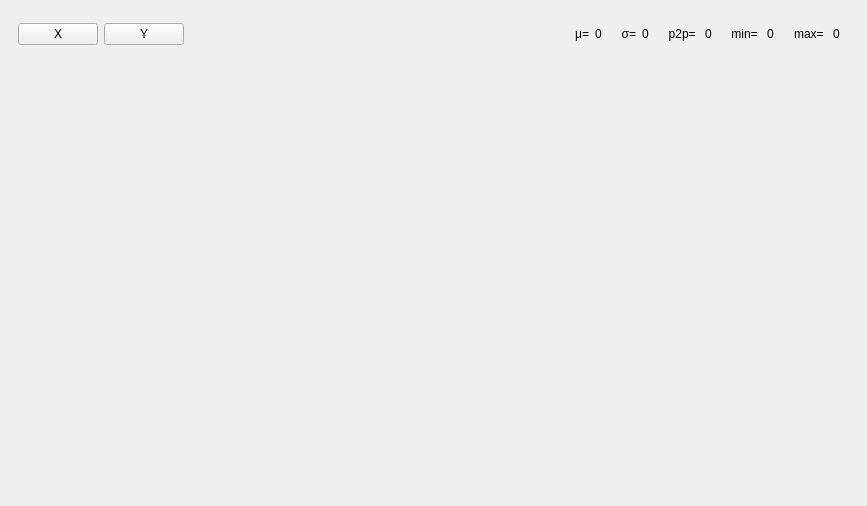
Old version of the form joulescope_ui/plot_widget.ui in the repository jetperch/pyjoulescope_ui.
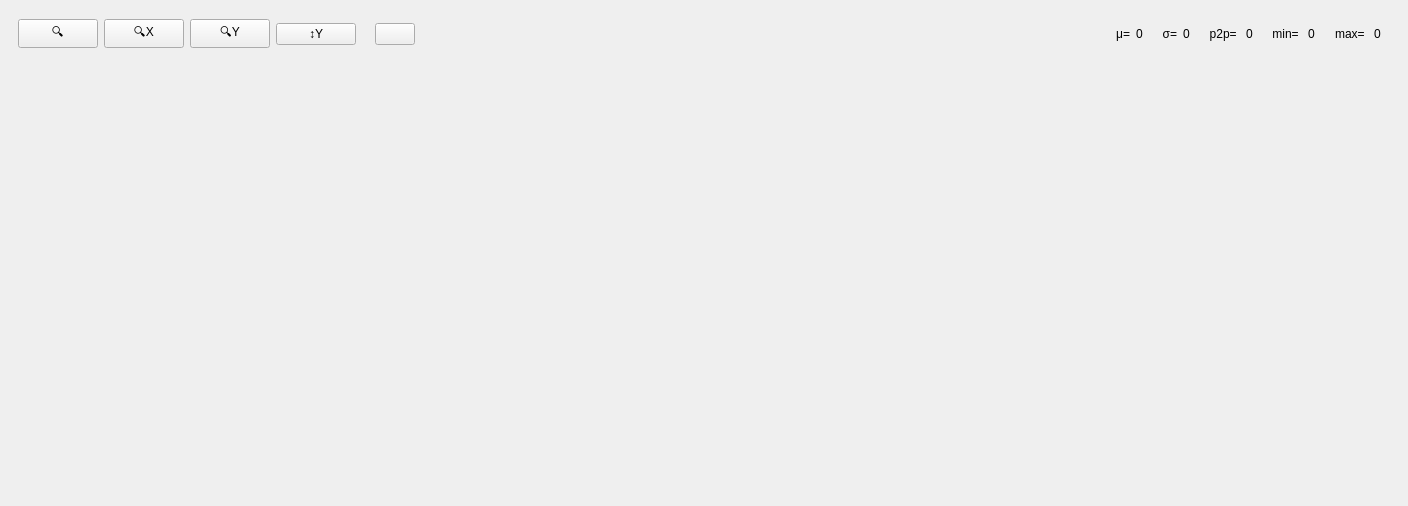
New version of the form. Icons and pictures are not drawn.

What changed in the file:
```diff
--- a/joulescope_ui/plot_widget.ui
+++ b/joulescope_ui/plot_widget.ui
@@ -6,7 +6,7 @@
    <rect>
     <x>0</x>
     <y>0</y>
-    <width>867</width>
+    <width>1408</width>
     <height>506</height>
    </rect>
   </property>
@@ -21,7 +21,7 @@
        <item>
         <widget class="QPushButton" name="selectXButton">
          <property name="text">
-          <string>X</string>
+          <string> 🔍 </string>
          </property>
          <property name="checkable">
           <bool>true</bool>
@@ -29,15 +29,63 @@
         </widget>
        </item>
        <item>
-        <widget class="QPushButton" name="selectYButton">
-         <property name="minimumSize">
-          <size>
-           <width>66</width>
-           <height>0</height>
-          </size>
+        <widget class="QPushButton" name="zoomXButton">
+         <property name="toolTip">
+          <string>Zoom affects the x-axis.  Zoom using the scroll wheel or, when enabled, left mouse button.</string>
          </property>
          <property name="text">
-          <string>Y</string>
+          <string> 🔍X </string>
+         </property>
+         <property name="checkable">
+          <bool>true</bool>
+         </property>
+        </widget>
+       </item>
+       <item>
+        <widget class="QPushButton" name="zoomYButton">
+         <property name="toolTip">
+          <string>Zoom affects the y-axis.  Zoom using the scroll wheel or, when enabled, left mouse button.</string>
+         </property>
+         <property name="text">
+          <string> 🔍Y </string>
+         </property>
+         <property name="checkable">
+          <bool>true</bool>
+         </property>
+        </widget>
+       </item>
+       <item>
+        <widget class="QPushButton" name="zoomAutoYButton">
+         <property name="toolTip">
+          <string>Automatically zoom the y-axis range over the visible display window.</string>
+         </property>
+         <property name="text">
+          <string> ↕Y </string>
+         </property>
+         <property name="checkable">
+          <bool>true</bool>
+         </property>
+        </widget>
+       </item>
+       <item>
+        <widget class="QLabel" name="label">
+         <property name="text">
+          <string>&lt;html&gt;&amp;nbsp;&amp;nbsp;&lt;/html&gt;</string>
+         </property>
+        </widget>
+       </item>
+       <item>
+        <widget class="QPushButton" name="panButton">
+         <property name="toolTip">
+          <string>Use the left mouse button to pan, when active.  Press the mouse button, drag, and release the mouse button.</string>
+         </property>
+         <property name="text">
+          <string/>
+         </property>
+         <property name="icon">
+          <iconset>
+           <normalon>:/joulescope/resources/pan_256x256.png</normalon>
+          </iconset>
          </property>
          <property name="checkable">
           <bool>true</bool>
```
Left out of the diff: 9 changed lines with no effect on the pictures.
